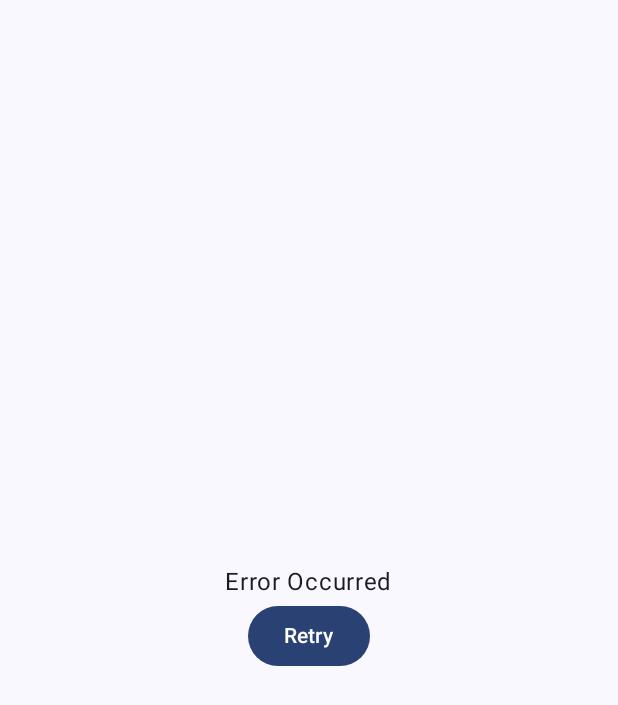
After one commit to yymin1022/Blog_LR_AndroidCompose, an Android app built with Jetpack Compose: the composable BlogErrorIndicator shown on its own in the app's theme, on a phone screen of 412 x 824 dp. The commit adds this screen. Shown: the top 705 px of the screen. Run offline under Robolectric (Android 15) with nearby library versions, the phone set to English and light mode, and no system bars; network calls fail.

Commit message:
Added Error Indicator

```diff
--- /dev/null
+++ b/app/src/main/java/com/yong/blog/common/ui/theme/BlogErrorIndicator.kt
@@ -0,0 +1,35 @@
+package com.yong.blog.common.ui.theme
+
+import androidx.compose.foundation.layout.Arrangement
+import androidx.compose.foundation.layout.Column
+import androidx.compose.foundation.layout.fillMaxSize
+import androidx.compose.material3.Button
+import androidx.compose.material3.Text
+import androidx.compose.runtime.Composable
+import androidx.compose.ui.Alignment
+import androidx.compose.ui.Modifier
+import androidx.compose.ui.res.stringResource
+import com.yong.blog.R
+
+@Composable
+fun BlogErrorIndicator(
+    modifier: Modifier = Modifier,
+    errorMessage: String = stringResource(R.string.common_error_message),
+    onRetry: () -> Unit
+) {
+    Column(
+        modifier = modifier
+            .fillMaxSize(),
+        horizontalAlignment = Alignment.CenterHorizontally,
+        verticalArrangement = Arrangement.Center
+    ) {
+        Text(errorMessage)
+
+        Button(
+            modifier = Modifier,
+            onClick = onRetry
+        ) {
+            Text(stringResource(R.string.common_error_retry))
+        }
+    }
+}
--- a/app/src/main/res/values/strings.xml
+++ b/app/src/main/res/values/strings.xml
@@ -4,6 +4,9 @@
     <string name="list_appbar_title">All Posts - %s</string>
     <string name="detail_appbar_title">View Post</string>
 
+    <string name="common_error_message">Error Occurred</string>
+    <string name="common_error_retry">Retry</string>
+
     <string name="post_type_blog">Blog</string>
     <string name="post_type_project">Project</string>
     <string name="post_type_solving">Solving</string>
```
